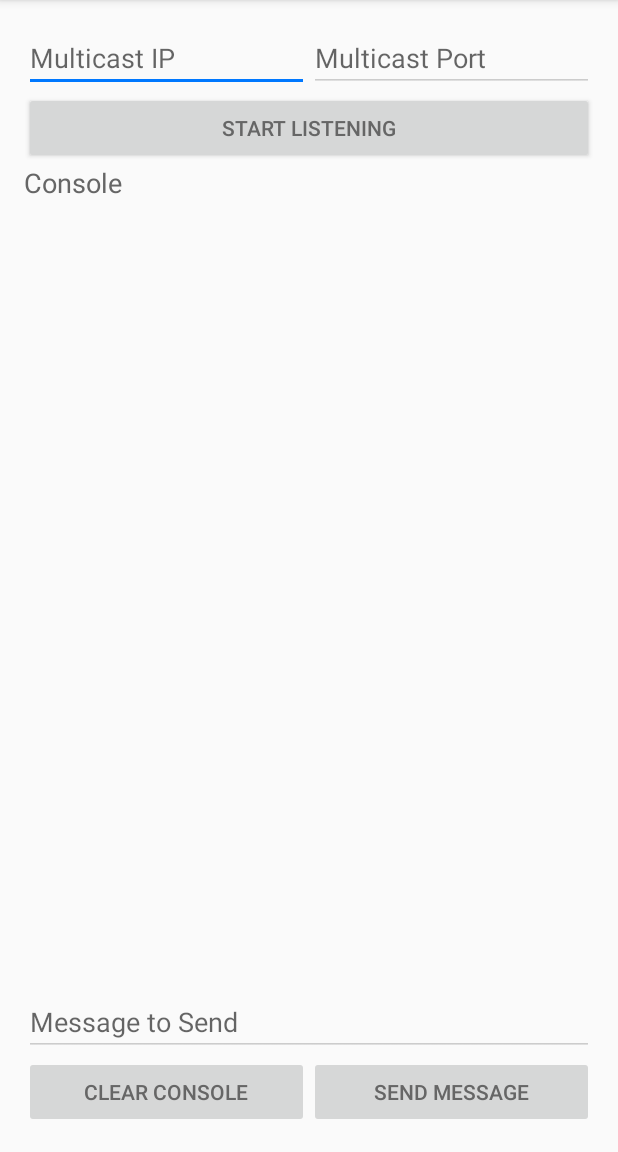
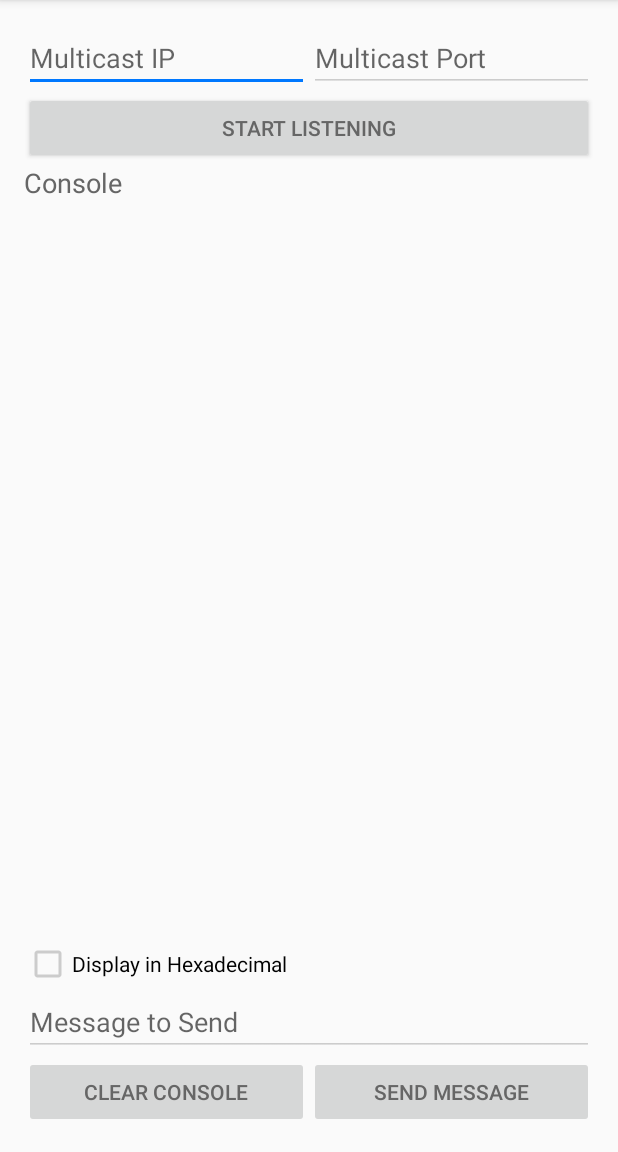
Before and after one commit to MitchTalmadge/Multicast-Tester, an Android app: the screen it shows after launch (MainActivity), on a phone screen of 412 x 824 dp, the part 84-1236 px from its top. Run offline under Robolectric (Android 15) with nearby library versions, the light colour scheme and no system bars.

Commit message:
Adding support for hexadecimal view

```diff
--- a/app/src/main/res/layout/activity_main.xml
+++ b/app/src/main/res/layout/activity_main.xml
@@ -72,6 +72,14 @@
 
         </ScrollView>
 
+        <CheckBox
+            android:layout_width="wrap_content"
+            android:layout_height="wrap_content"
+            android:text="Display in Hexadecimal"
+            android:id="@+id/hexDisplayCheckBox"
+            android:checked="false"
+            android:onClick="onToggleHexCheckbox" />
+
         <EditText
             android:id="@+id/messageToSend"
             android:layout_width="fill_parent"
```
Also changed, not shown: app/src/main/java/net/liveforcode/multicasttester/MainActivity.java (+12 -0 lines), app/src/main/java/net/liveforcode/multicasttester/MulticastListenerThread.java (+19 -2 lines), 2 other files.
